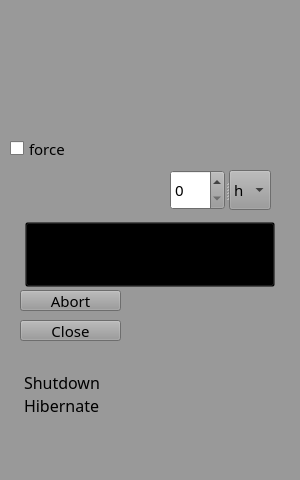
Old version of the form mainwindow.ui in the repository kolesnykanton/shutdownApp.
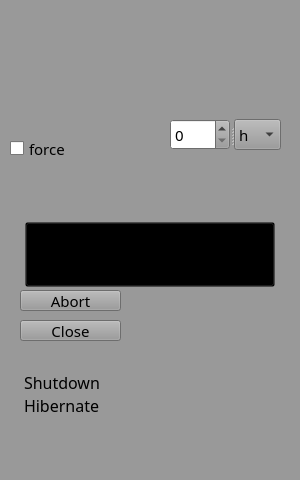
New version of the form. Icons and pictures are not drawn.

```diff
--- a/mainwindow.ui
+++ b/mainwindow.ui
@@ -511,9 +511,9 @@
     <property name="geometry">
      <rect>
       <x>170</x>
-      <y>170</y>
-      <width>101</width>
-      <height>40</height>
+      <y>119</y>
+      <width>111</width>
+      <height>31</height>
      </rect>
     </property>
     <property name="sizePolicy">
```
Left out of the diff: 6 changed lines with no effect on the pictures.
